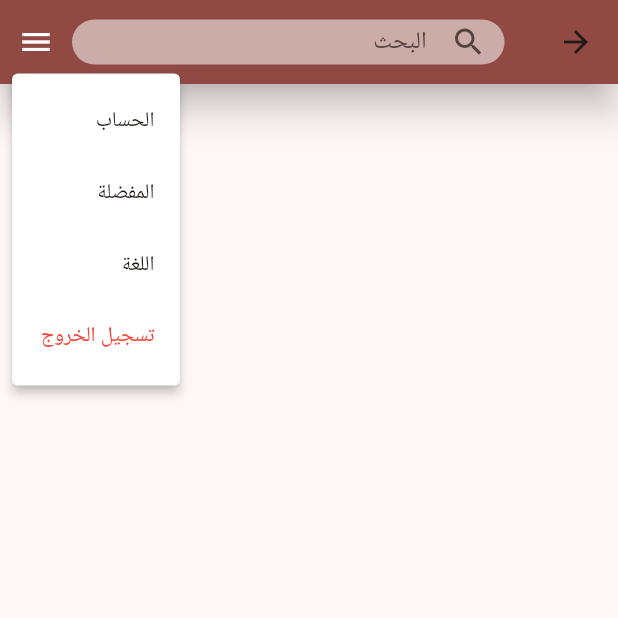
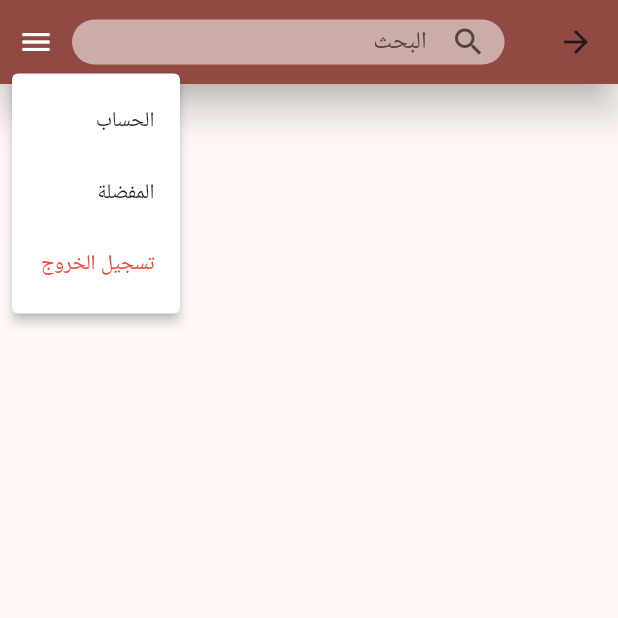
Before and after one commit to Nero-code/rmsh, a Flutter app: the ProductsPage screen opened directly, after a tap on the "menu" icon, on a phone screen of 412 x 824 dp, the top half of it. Run offline on Flutter 3.47's test engine with Material 3 defaults, Android fonts, the phone set to English and light mode, and no system bars; our stand-ins replace cached_network_image, dartz, dio, equatable, firebase_core, firebase_messaging and 5 more; accounts and stored records are empty; generated files the repository leaves out were written again.

Commit message:
language fix

```diff
--- a/lib/presentation/views/products_page.dart
+++ b/lib/presentation/views/products_page.dart
@@ -3,10 +3,10 @@ import 'package:flutter/material.dart';
 import 'package:provider/provider.dart';
 import 'package:rmsh/core/constants/assets_names.dart';
 import 'package:rmsh/core/errors/failures.dart';
-import 'package:rmsh/presentation/dialogs/language_dialog.dart';
+// import 'package:rmsh/presentation/dialogs/language_dialog.dart';
 import 'package:rmsh/presentation/providers/auth_state.dart';
 import 'package:rmsh/presentation/providers/product_list_state.dart';
-import 'package:rmsh/presentation/providers/settings_state.dart';
+// import 'package:rmsh/presentation/providers/settings_state.dart';
 import 'package:rmsh/presentation/views/product_details_screen.dart';
 import 'package:rmsh/presentation/views/profile_screen.dart';
 import 'package:rmsh/presentation/views/wishlist_screen.dart';
@@ -214,26 +214,26 @@ class _ProductsPageState extends State<ProductsPage> {
                       MaterialPageRoute(builder: (c) => const WishlistScreen()),
                     ),
                   ),
-                  PopupMenuItem<int>(
-                    child: Row(
-                      children: [
-                        // Icon(Icons.bookmarks),
-                        SizedBox(width: 5),
-                        Text(local.language),
-                      ],
-                    ),
-                    onTap: () => showDialog(
-                      context: context,
-                      builder: (context) => LanguageDialog(
-                        currentLang:
-                            Provider.of<SettingsState>(context, listen: false)
-                                .curretnLang
-                                .languageCode,
-                        onPositive: (lang) =>
-                            context.read<SettingsState>().setLang(lang),
-                      ),
-                    ),
-                  ),
+                  // PopupMenuItem<int>(
+                  //   child: Row(
+                  //     children: [
+                  //       // Icon(Icons.bookmarks),
+                  //       SizedBox(width: 5),
+                  //       Text(local.language),
+                  //     ],
+                  //   ),
+                  //   onTap: () => showDialog(
+                  //     context: context,
+                  //     builder: (context) => LanguageDialog(
+                  //       currentLang:
+                  //           Provider.of<SettingsState>(context, listen: false)
+                  //               .curretnLang
+                  //               .languageCode,
+                  //       onPositive: (lang) =>
+                  //           context.read<SettingsState>().setLang(lang),
+                  //     ),
+                  //   ),
+                  // ),
                   PopupMenuItem<int>(
                     child: Row(
                       children: [
```
